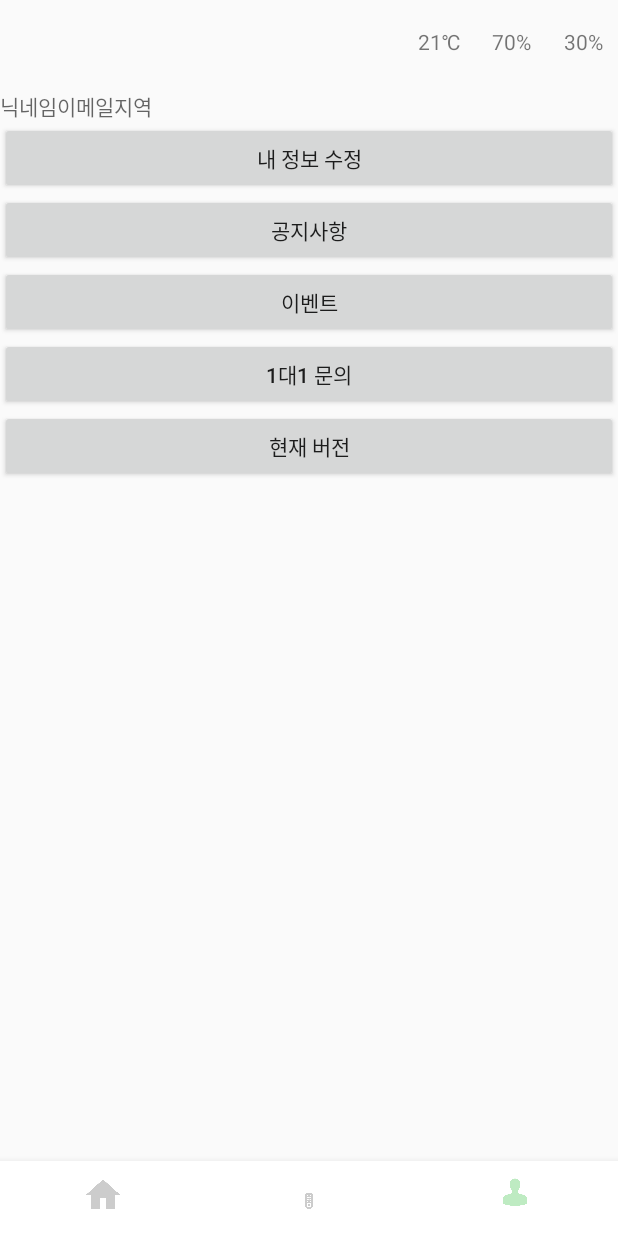
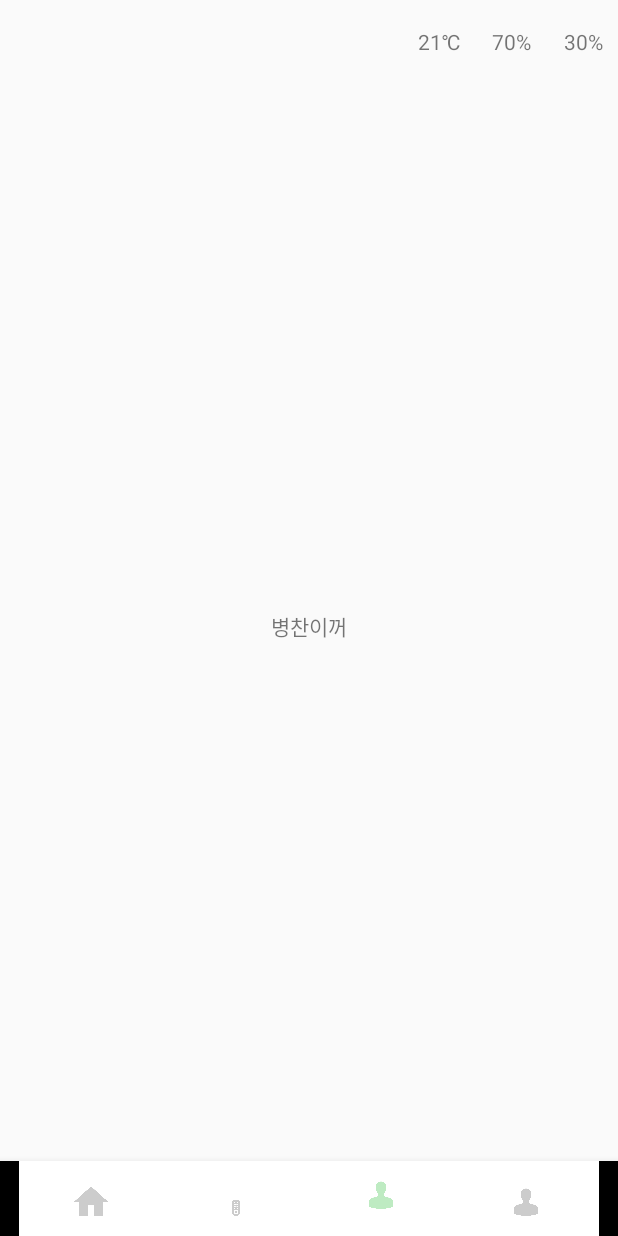
Before and after one commit to labory4302/SmartFarm, an Android app: the MainActivity screen opened directly, with no data from a screen before it, item 3 of the bottom bar chosen, on a phone screen of 412 x 824 dp. Run offline under Robolectric (Android 15) with nearby library versions, the phone set to English and light mode, and no system bars; 17 statements that could not run were skipped.

Commit message:
0928_1437_KSH
Add Crop Page, Crop Activity

```diff
--- /dev/null
+++ b/Androiod/smartfarm_v1/app/src/main/java/com/smartfarm/www/activity/CropActivity.java
@@ -0,0 +1,22 @@
+package com.smartfarm.www.activity;
+
+import android.os.Bundle;
+import android.view.LayoutInflater;
+import android.view.View;
+import android.view.ViewGroup;
+
+import androidx.annotation.NonNull;
+import androidx.annotation.Nullable;
+import androidx.fragment.app.Fragment;
+
+import com.smartfarm.www.R;
+
+public class CropActivity extends Fragment {
+    @Nullable
+    @Override
+    public View onCreateView(@NonNull LayoutInflater inflater, @Nullable ViewGroup container, @Nullable Bundle savedInstanceState) {
+        View view = inflater.inflate(R.layout.crop_page, container, false);
+
+        return view;
+    }
+}
--- a/Androiod/smartfarm_v1/app/src/main/java/com/smartfarm/www/activity/MainActivity.java
+++ b/Androiod/smartfarm_v1/app/src/main/java/com/smartfarm/www/activity/MainActivity.java
@@ -18,7 +18,9 @@ public class MainActivity extends AppCompatActivity {
     private FragmentTransaction ft; //
     private HomeActivity frag1; //각 프래그먼트
     private ControlActivity frag2;
-    private MypageActivity frag3;
+    private CropActivity frag3;
+    private MypageActivity frag4;
+
 
     TextView show_temp_live, show_humidity_live, show_soil_live; //현재 온,습,수분 뷰
 
@@ -50,6 +52,9 @@ public class MainActivity extends AppCompatActivity {
                     case R.id.tab3:
                         setFrag(2);
                         break;
+                    case R.id.tab4:
+                        setFrag(3);
+                        break;
                 }
                 return true;
             }
@@ -57,7 +62,8 @@ public class MainActivity extends AppCompatActivity {
 
         frag1=new HomeActivity();
         frag2=new ControlActivity();
-        frag3=new MypageActivity();
+        frag3=new CropActivity();
+        frag4=new MypageActivity();
         setFrag(0); // 첫 프래그먼트 화면 지정
     }
 
@@ -82,7 +88,9 @@ public class MainActivity extends AppCompatActivity {
                 ft.replace(R.id.Main_Frame,frag3);
                 ft.commit();
                 break;
-
+            case 3:
+                ft.replace(R.id.Main_Frame,frag4);
+                ft.commit();
 
         }
     }
--- /dev/null
+++ b/Androiod/smartfarm_v1/app/src/main/res/layout/crop_page.xml
@@ -0,0 +1,17 @@
+<?xml version="1.0" encoding="utf-8"?>
+<androidx.constraintlayout.widget.ConstraintLayout xmlns:android="http://schemas.android.com/apk/res/android"
+    xmlns:app="http://schemas.android.com/apk/res-auto"
+    xmlns:tools="http://schemas.android.com/tools"
+    android:layout_width="match_parent"
+    android:layout_height="match_parent">
+
+    <TextView
+        android:id="@+id/textView18"
+        android:layout_width="wrap_content"
+        android:layout_height="wrap_content"
+        android:text="병찬이꺼"
+        app:layout_constraintBottom_toBottomOf="parent"
+        app:layout_constraintEnd_toEndOf="parent"
+        app:layout_constraintStart_toStartOf="parent"
+        app:layout_constraintTop_toTopOf="parent" />
+</androidx.constraintlayout.widget.ConstraintLayout>
--- a/Androiod/smartfarm_v1/app/src/main/res/menu/bottom_menu.xml
+++ b/Androiod/smartfarm_v1/app/src/main/res/menu/bottom_menu.xml
@@ -18,5 +18,10 @@
         android:icon="@drawable/mypage_icon"
         android:enabled="true"
         tools:ignore="MenuTitle" />
+    <item
+        android:id="@+id/tab4"
+        android:icon="@drawable/mypage_icon"
+        android:enabled="true"
+        tools:ignore="MenuTitle" />
 
 </menu>
```
